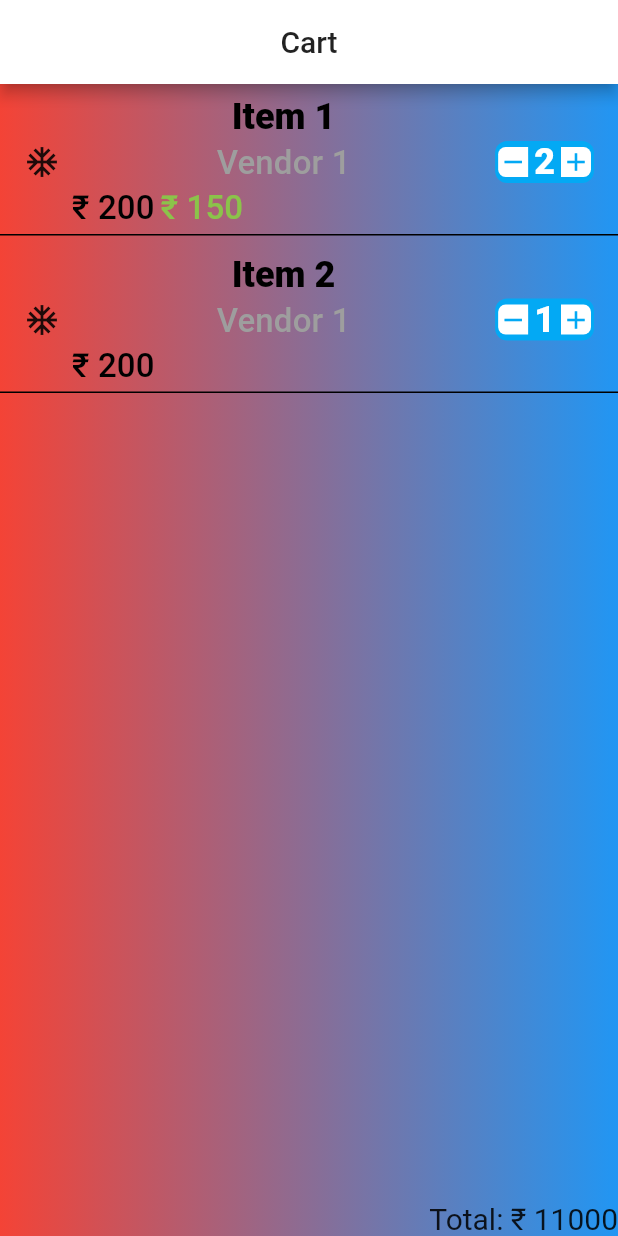
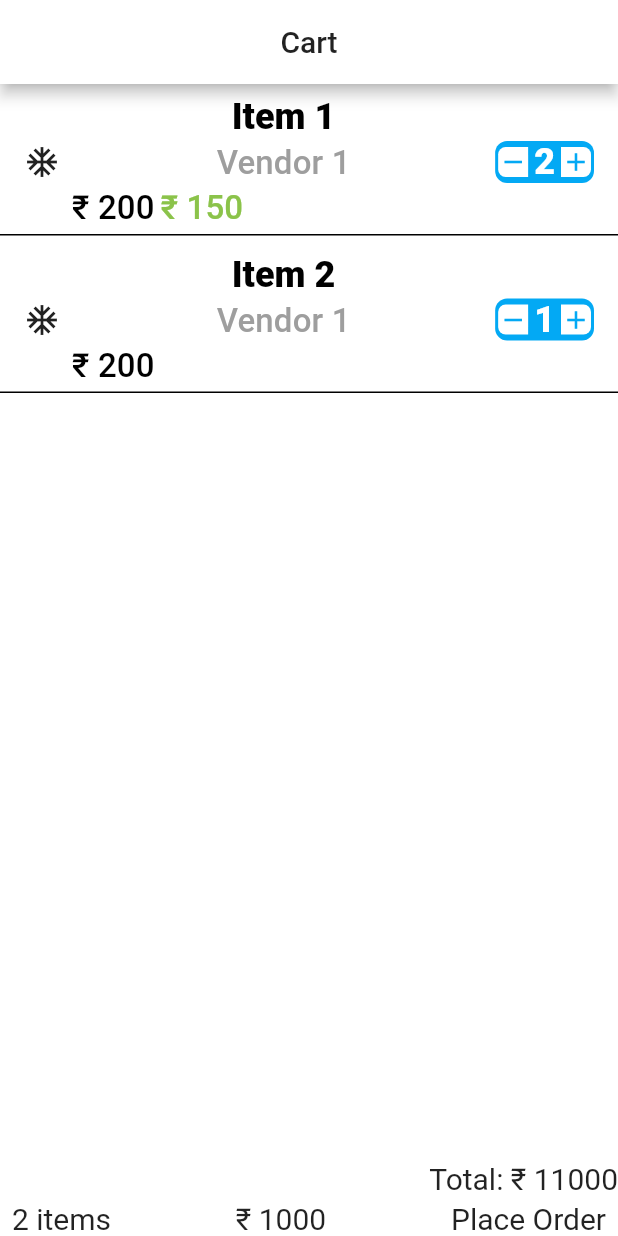
Before and after one commit to 99suyashsoni/Apogee-2020, a Flutter app: the screen it shows after launch, on a phone screen of 412 x 824 dp. Run offline on Flutter 3.47's test engine with Material 2 defaults, Android fonts, the phone set to English and light mode, and no system bars; our stand-ins replace firebase_analytics, sqflite; accounts and stored records are empty.

Commit message:
Add ordering functionality to the cart

```diff
--- /dev/null
+++ b/lib/shared/constants/strings.dart
@@ -0,0 +1 @@
+String baseUrl = "https://www.bits-oasis.org/";
--- a/lib/shared/network/CustomHttpNetworkClient.dart
+++ b/lib/shared/network/CustomHttpNetworkClient.dart
@@ -32,6 +32,8 @@ class CustomHttpNetworkClient implements NetworkClient {
   Future<Null> post(String url, String body, Function(String) onSucess) async {
     url = url ?? "";
     Response response = await _networkClient.post("$baseUrl$url");
+    print("Code = ${response.statusCode}");
+    print("Response = ${response.body}");
     NetworkResponseHandler.handleResponse(
       response: response,
       messageListener: uiMessageListener,
--- a/lib/shared/screen.dart
+++ b/lib/shared/screen.dart
@@ -25,8 +25,8 @@ class Screen extends StatelessWidget {
         decoration: BoxDecoration(
           gradient: LinearGradient(
             colors: [
-              Colors.red,
-              Colors.blue
+              Colors.white,
+              Colors.white
             ],
             //fill anything later
           )
--- a/lib/wallet/controller/CartController.dart
+++ b/lib/wallet/controller/CartController.dart
@@ -1,9 +1,20 @@
+import 'dart:convert';
+import 'dart:io';
+
+import 'package:apogee_main/shared/UIMessageListener.dart';
+import 'package:apogee_main/shared/constants/strings.dart' as prefix0;
+import 'package:apogee_main/shared/network/CustomHttpNetworkClient.dart';
+import 'package:apogee_main/shared/network/NetworkClient.dart';
 import 'package:apogee_main/wallet/data/database/WalletDao.dart';
 import 'package:apogee_main/wallet/data/database/dataClasses/CartItem.dart';
 import 'package:flutter/cupertino.dart';
+import 'package:collection/collection.dart';
 
 class CartController with ChangeNotifier {
   WalletDao _walletDao;
+  UIMessageListener uiMessageListener;
+  CustomHttpNetworkClient _networkClient;
+  Map<String, String> headerMap = {HttpHeaders.authorizationHeader: "Bearer eyJ0eXAiOiJKV1QiLCJhbGciOiJIUzI1NiJ9.eyJ1c2VyX2lkIjoyOTg2LCJ1c2VybmFtZSI6Im91dGd1eSIsImV4cCI6MTU3OTQwNTYyMCwiZW1haWwiOiIifQ.Pci9SeEJ5Vb4q4Vtr3jjYVE9E3rYVhF44K8PcYOk03U"};
   List<CartItem> cartItems = [
     CartItem(
       basePrice: 200,
@@ -30,8 +41,13 @@ class CartController with ChangeNotifier {
   ];
   bool isLoading = false;
 
-  CartController() {
+  CartController(this.uiMessageListener) {
     this._walletDao = WalletDao();
+    this._networkClient = CustomHttpNetworkClient(
+      baseUrl: prefix0.baseUrl,
+      uiMessageListener: uiMessageListener,
+      headers: headerMap
+    );
     // isLoading = true;
     // loadCartItems();
   }
@@ -58,6 +74,30 @@ class CartController with ChangeNotifier {
     }
   }
 
+  Future<Null> placeOrder() async {
+    isLoading = true;
+    notifyListeners();
+    cartItems.sort((item1, item2) => item1.vendorId.compareTo(item2.vendorId));
+    Map<int, List<CartItem>> map = groupBy(cartItems, (CartItem item) => item.vendorId);
+    Map<String, dynamic> finalMap = Map();
+    map.forEach((int key, List<CartItem> value) {
+      Map<String, dynamic> vendorMap = Map();
+      value.forEach((CartItem item) {
+        vendorMap.addAll(item.toMapForOrder());
+      });
+      finalMap.addEntries([MapEntry(key.toString(), vendorMap)]);
+    });
+    Map<String, dynamic> body = {
+      "orderdict": finalMap
+    };
+    _networkClient.post("wallet/orders", json.encode(body), (response) async {
+      await _walletDao.clearAllCartItems();
+      cartItems.clear();
+      isLoading = false;
+      notifyListeners();
+    },);
+  }
+
   @override
   void dispose() {
     // As a safety measure, just before the cart is disposed, I update the database with the list that the controller has maintained
--- a/lib/wallet/data/database/dataClasses/CartItem.dart
+++ b/lib/wallet/data/database/dataClasses/CartItem.dart
@@ -32,4 +32,8 @@ class CartItem {
     vendorId: int.parse(map["vendorId"].toString()) ?? 0,
     vendorName: map["vendorName"].toString() ?? ""
   );
+
+  Map<String, String> toMapForOrder() => {
+    itemId.toString(): quantity.toString()
+  };
 }
--- a/lib/wallet/view/CartScreen.dart
+++ b/lib/wallet/view/CartScreen.dart
@@ -21,7 +21,7 @@ class _CartScreenState extends State<CartScreen> implements UIMessageListener, C
       selectedTabIndex: -1,
       title: "Cart",
       child: ChangeNotifierProvider<CartController>(
-        create: (BuildContext context) => CartController(),
+        create: (BuildContext context) => CartController(this),
         child: Container(
           child: Column(
             children: <Widget>[
@@ -49,59 +49,45 @@ class _CartScreenState extends State<CartScreen> implements UIMessageListener, C
                                 child: Container(
                                   child: Text("Total: \u20B9 ${11000}"),
                                 ),
+                              ),
+                              Container(
+                                margin: EdgeInsets.only(top: 4.0),
+                                child: Row(
+                                  children: <Widget>[
+                                    Container(
+                                      padding: EdgeInsets.only(left: 8.0),
+                                      child: Text(controller.cartItems.length.toString()+" items", style: Theme.of(context).textTheme.body1,),
+                                    ),
+                                    Expanded(
+                                      flex: 1,
+                                      child: Container(),
+                                    ),
+                                    Container(
+                                      margin: EdgeInsets.symmetric(horizontal: 8.0),
+                                      child: Text("\u20B9 1000", style: Theme.of(context).textTheme.body1,),
+                                    ),
+                                    Expanded(
+                                      flex: 1,
+                                      child: Container(),
+                                    ),
+                                    Container(
+                                      padding: EdgeInsets.only(right: 8.0),
+                                      child: GestureDetector(
+                                        child: Text("Place Order"),
+                                        onTap: () {
+                                          controller.placeOrder();
+                                        },
+                                      ),
+                                    )
+                                  ],
+                                ),
                               )
                             ],
                           ),
                         );
-                    /* return FutureBuilder<List<CartItem>>(
-                      future: controller.getCartItems(),
-                      builder: (context, snapshot) {
-                        if(snapshot.connectionState == ConnectionState.waiting)
-                          return Center(child: CircularProgressIndicator(),);
-                        else if(snapshot.connectionState == ConnectionState.done) {
-                          if(snapshot.data is List<CartItem>) {
-                            List<CartItem> items = snapshot.data as List<CartItem>;
-                            if(items.isEmpty) {
-                              return Center(
-                                child: Container(
-                                  child: Text("There are no items in the cart"),
-                                ),
-                              );
-                            } else {
-                              return Container(
-                                child: Column(
-                                  children: <Widget>[
-                                    Expanded(
-                                      flex: 1,
-                                      child: ListView.builder(
-                                        itemCount: items.length,
-                                        itemBuilder: (context, index) {
-                                          return CartItemWidget(item: items[index], cartQuantityListener: this,);
-                                        },
-                                      ),
-                                    ),
-                                    Align(
-                                      alignment: Alignment.centerRight,
-                                      child: Container(
-                                        child: Text("Total: \u20B9 ${11000}"),
-                                      ),
-                                    )
-                                  ],
-                                ),
-                              );
-                            }
-                          } else {
-                            onAlertMessageRecived(message: "Something went abslutely wrong. Restart your app");
-                            return Container();
-                          }
-                        } else {
-                          return Container(child: Center(child: Text("Something went wrong"),),);
-                        }
-                      },
-                    ); */
                   },
                 ),
-              )
+              ),
             ],
           ),
         ),
```
Also changed, not shown: 1 other file.
